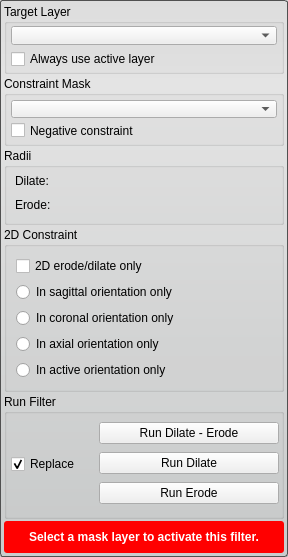
jessdtate/Seg3D, file Interface/ToolInterface/BinaryIterativeDilateErodeFilterInterface.ui: the form before one commit.
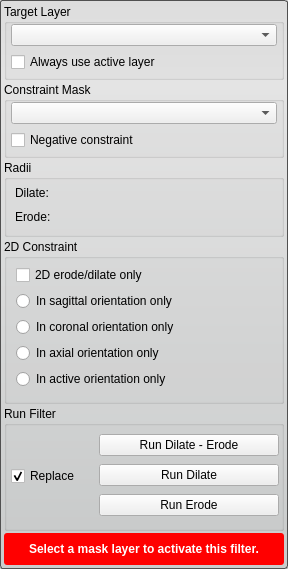
The form after the commit. Custom widgets are drawn as their Qt base class.

Patch:
```diff
--- a/Interface/ToolInterface/BinaryIterativeDilateErodeFilterInterface.ui
+++ b/Interface/ToolInterface/BinaryIterativeDilateErodeFilterInterface.ui
@@ -7,7 +7,7 @@
     <x>0</x>
     <y>0</y>
     <width>288</width>
-    <height>536</height>
+    <height>558</height>
    </rect>
   </property>
   <property name="sizePolicy">
@@ -38,13 +38,13 @@
      <property name="minimumSize">
       <size>
        <width>0</width>
-       <height>70</height>
+       <height>76</height>
       </size>
      </property>
      <property name="maximumSize">
       <size>
        <width>16777215</width>
-       <height>70</height>
+       <height>76</height>
       </size>
      </property>
      <property name="title">
@@ -55,13 +55,13 @@
      </property>
      <layout class="QVBoxLayout" name="verticalLayout_4">
       <property name="spacing">
-       <number>4</number>
+       <number>6</number>
       </property>
       <property name="leftMargin">
        <number>4</number>
       </property>
       <property name="topMargin">
-       <number>2</number>
+       <number>0</number>
       </property>
       <property name="rightMargin">
        <number>4</number>
@@ -118,13 +118,13 @@
      <property name="minimumSize">
       <size>
        <width>0</width>
-       <height>70</height>
+       <height>76</height>
       </size>
      </property>
      <property name="maximumSize">
       <size>
        <width>16777215</width>
-       <height>70</height>
+       <height>76</height>
       </size>
      </property>
      <property name="title">
@@ -132,9 +132,18 @@
      </property>
      <layout class="QVBoxLayout" name="verticalLayout_7">
       <property name="spacing">
+       <number>6</number>
+      </property>
+      <property name="leftMargin">
        <number>4</number>
       </property>
-      <property name="margin">
+      <property name="topMargin">
+       <number>0</number>
+      </property>
+      <property name="rightMargin">
+       <number>4</number>
+      </property>
+      <property name="bottomMargin">
        <number>4</number>
       </property>
       <item>
@@ -258,6 +267,12 @@
       <string>2D Constraint</string>
      </property>
      <layout class="QVBoxLayout" name="verticalLayout_8">
+      <property name="topMargin">
+       <number>6</number>
+      </property>
+      <property name="bottomMargin">
+       <number>12</number>
+      </property>
       <item>
        <widget class="QCheckBox" name="only2d_">
         <property name="text">
@@ -434,12 +449,6 @@
        <height>32</height>
       </size>
      </property>
-     <property name="maximumSize">
-      <size>
-       <width>16777215</width>
-       <height>32</height>
-      </size>
-     </property>
      <property name="styleSheet">
       <string notr="true">QLabel#message_{
 	color: white;
```
